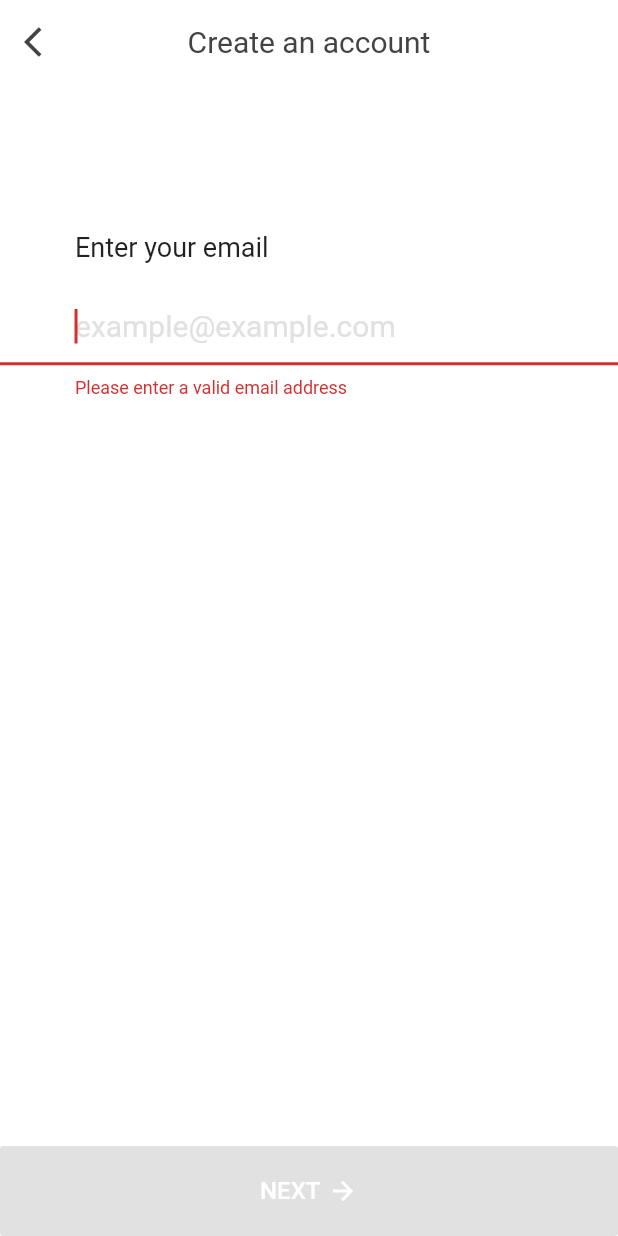
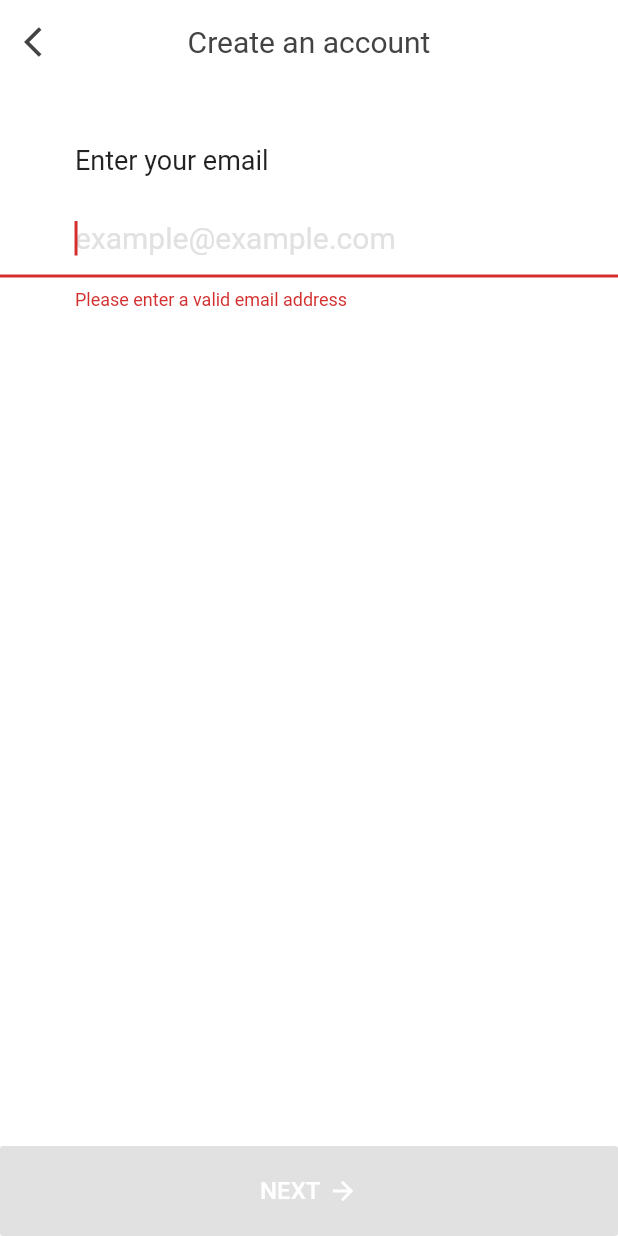
Before and after one commit to Covenger/grouping-app, a Flutter app: the EmailPage screen opened by its route, on a phone screen of 412 x 824 dp. Run offline on Flutter 3.47's test engine with Material 2 defaults, Android fonts, the phone set to English and light mode, and no system bars; our stand-ins replace bloc, equatable, flutter_bloc; Roboto replaces fonts that are missing (NotoSansCJKkr).

Commit message:
update FormFrame

```diff
--- a/lib/common/form_frame.dart
+++ b/lib/common/form_frame.dart
@@ -52,13 +52,10 @@ class FormFrame extends StatelessWidget {
         ),
       ),
       backgroundColor: Colors.white,
-      body: Form(
-        child: Stack(
+      body: Column(
         children: <Widget>[
-            content,
-            Align(
-                alignment: AlignmentDirectional.bottomCenter,
-                child: FlatButton(
+          Expanded(child: content),
+          FlatButton(
             onPressed: onSubmit,
             padding: const EdgeInsets.symmetric(vertical: 20),
             color: Theme.of(context).primaryColor,
@@ -69,9 +66,8 @@ class FormFrame extends StatelessWidget {
               mainAxisAlignment: MainAxisAlignment.center,
               children: confirmWidgets,
             ),
-                )),
+          ),
         ],
-        ),
       ),
     );
   }
--- a/lib/signup/email.dart
+++ b/lib/signup/email.dart
@@ -31,10 +31,9 @@ class _EmailPageState extends State<EmailPage> {
       bloc: _emailBloc,
       builder: (BuildContext context, EmailFormState state) {
         return FormFrame(
-          content: Align(
-            alignment: const Alignment(0, -0.7),
+          content: Container(
+            margin: const EdgeInsets.only(top: 40),
             child: Column(
-              mainAxisSize: MainAxisSize.min,
               crossAxisAlignment: CrossAxisAlignment.start,
               children: <Widget>[
                 const Padding(
@@ -80,7 +79,7 @@ class _EmailPageState extends State<EmailPage> {
     _emailBloc.dispatch(_emailController.text);
   }
 
-  void _onFieldSubmitted(String val) {
+  void _onFieldSubmitted(String _) {
     if (_emailBloc.currentState.isValid) {
       _nextPage();
     }
--- a/lib/signup/gender_n_birth.dart
+++ b/lib/signup/gender_n_birth.dart
@@ -25,10 +25,9 @@ class _GenderNBirthPageState extends State<GenderNBirthPage> {
       bloc: _genderBirthBloc,
       builder: (BuildContext context, GenderBirthFormState state) {
         return FormFrame(
-          content: Align(
-            alignment: const Alignment(0, -0.6),
+          content: Container(
+            margin: const EdgeInsets.only(top: 40),
             child: Column(
-              mainAxisSize: MainAxisSize.min,
               children: <Widget>[
                 Row(
                   mainAxisAlignment: MainAxisAlignment.center,
--- a/lib/signup/name.dart
+++ b/lib/signup/name.dart
@@ -31,10 +31,9 @@ class _NamePageState extends State<NamePage> {
       bloc: _nameBloc,
       builder: (BuildContext context, NameFormState state) {
         return FormFrame(
-          content: Align(
-            alignment: const Alignment(0, -0.7),
+          content: Container(
+            margin: const EdgeInsets.only(top: 40),
             child: Column(
-              mainAxisSize: MainAxisSize.min,
               crossAxisAlignment: CrossAxisAlignment.start,
               children: <Widget>[
                 const Padding(
--- a/lib/signup/password.dart
+++ b/lib/signup/password.dart
@@ -31,10 +31,9 @@ class _PasswordPageState extends State<PasswordPage> {
       bloc: _passwordBloc,
       builder: (BuildContext context, PasswordFormState state) {
         return FormFrame(
-          content: Align(
-            alignment: const Alignment(0, -0.7),
+          content: Container(
+            margin: const EdgeInsets.only(top: 40),
             child: Column(
-              mainAxisSize: MainAxisSize.min,
               crossAxisAlignment: CrossAxisAlignment.start,
               children: <Widget>[
                 const Padding(
```
Lines whose indentation alone changed are shown as unchanged.
